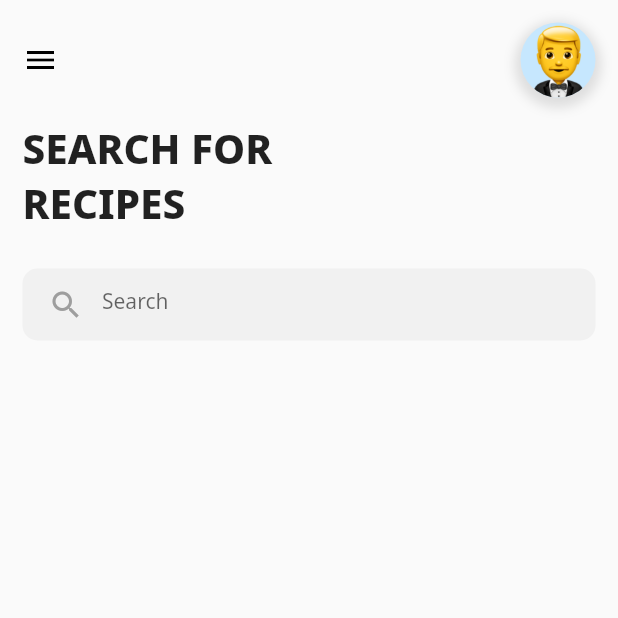
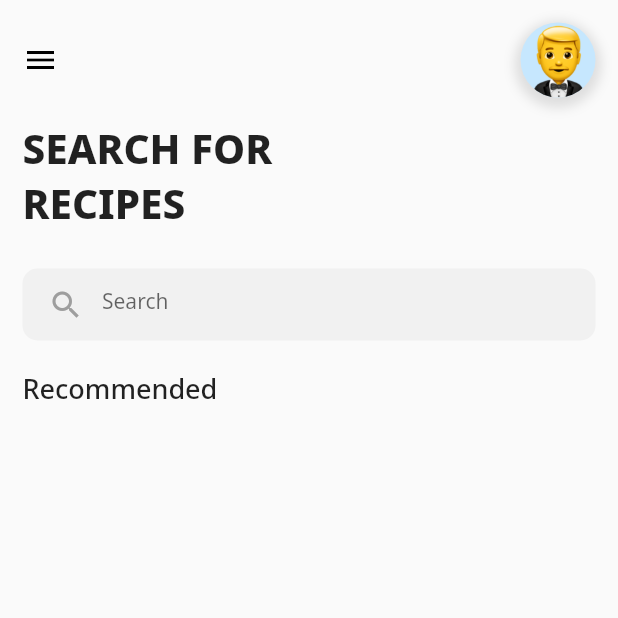
Before and after one commit to Pablofr10/foodApp, a Flutter app: the screen it shows after launch, on a phone screen of 412 x 824 dp, the top half of it. Run offline on Flutter 3.47's test engine with Material 2 defaults, Android fonts, the phone set to English and light mode, and no system bars; our stand-ins replace google_fonts.

Commit message:
Adicionando titúlo de recomendado

```diff
--- a/lib/dashboadpage.dart
+++ b/lib/dashboadpage.dart
@@ -73,10 +73,23 @@ class _DashboardPageState extends State<DashboardPage> {
                   prefixIcon: Icon(
                     Icons.search,
                     color: Colors.grey,
-                    )),
                   ),
                 ),
-          )
+              ),
+            ),
+          ),
+          SizedBox(height: 20.0),
+          Padding(
+            padding: const EdgeInsets.only(left: 15.0),
+            child: Text(
+              'Recommended',
+              style: GoogleFonts.notoSans(
+                fontWeight: FontWeight.w500,
+                fontSize: 18.0,
+              ),
+            ),
+          ),
+          SizedBox(height: 15.0)
         ],
       ),
     );
```
Lines whose indentation alone changed are shown as unchanged.
